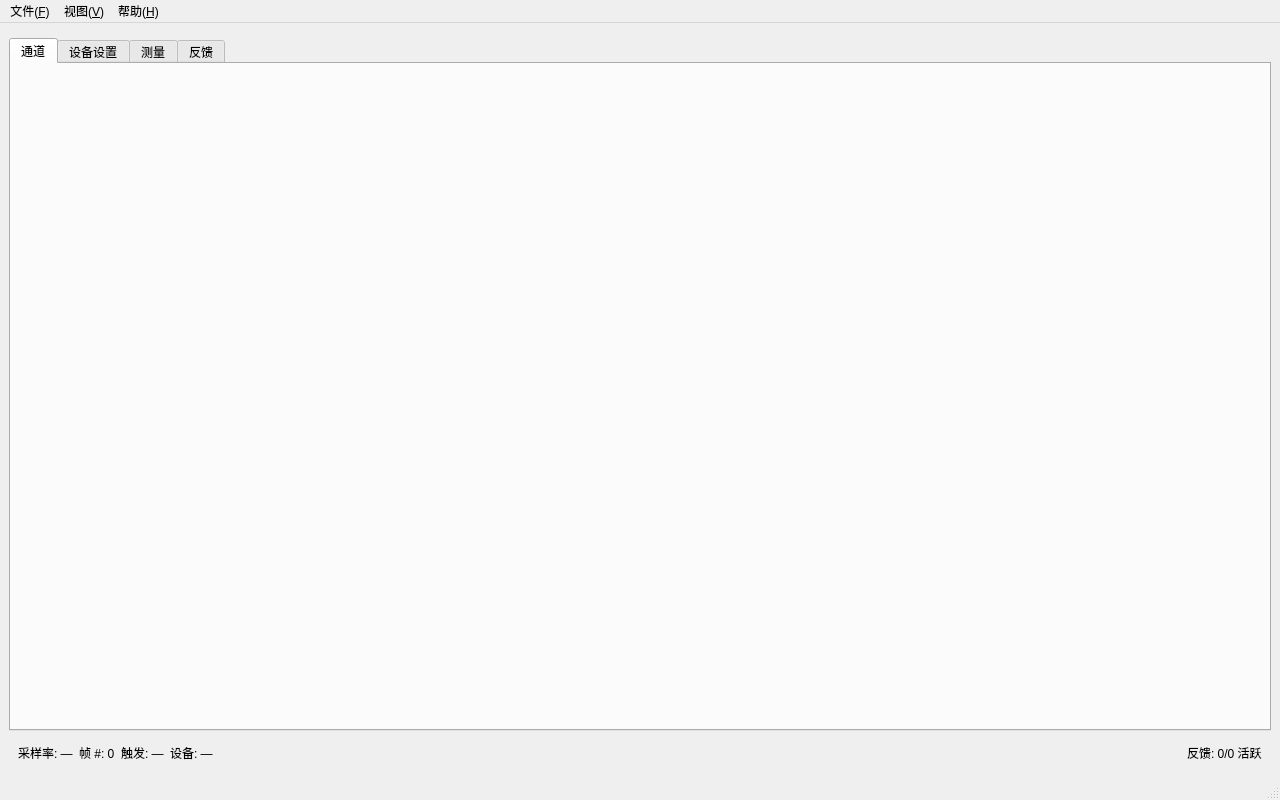
This is scope/ui/main_window.ui in Carrollxiang/ART_Oscilloscope- as Qt 5 draws it before an edit. The edited form follows.
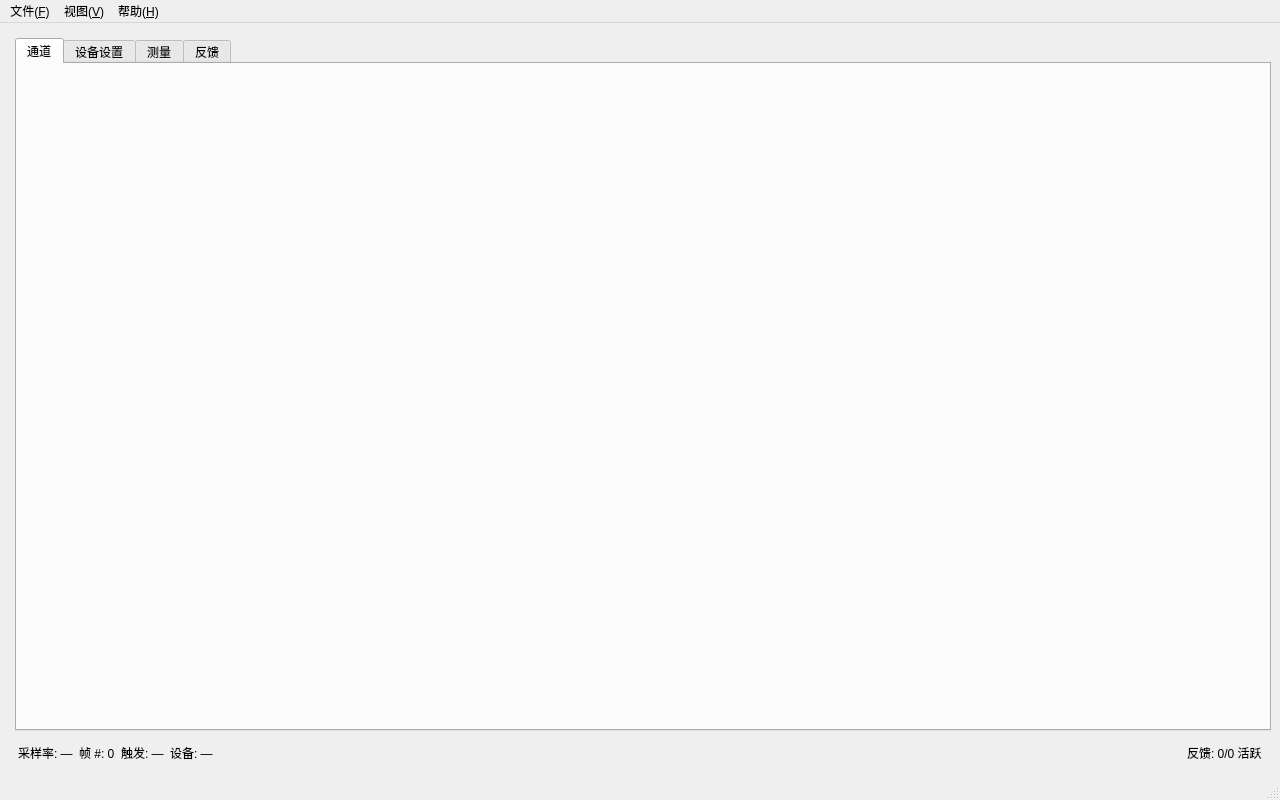
This is the edited form.

```diff
--- a/scope/ui/main_window.ui
+++ b/scope/ui/main_window.ui
@@ -66,7 +66,12 @@
 
     <!-- 下: 配置面板 (QTabWidget) -->
     <item stretch="1">
-     <widget class="QTabWidget" name="bottomTabs">
+     <layout class="QHBoxLayout" name="bottomArea">
+      <item stretch="1">
+       <widget class="QWidget" name="miniChartContainer" native="true"/>
+      </item>
+      <item stretch="3">
+       <widget class="QTabWidget" name="bottomTabs">
 
         <!-- Tab 0: 通道 -->
         <widget class="QWidget" name="tabChannels">
@@ -104,6 +109,8 @@
         </widget>
        </widget>
       </item>
+     </layout>
+    </item>
 
     <!-- 底部测量条 -->
     <item>
```
Left out of the diff: 2 changed lines with no effect on the pictures.
